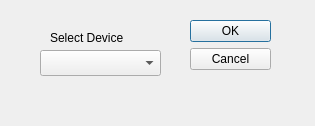
Above: dialogstop.ui from cyclothunder/isoMultiCreator before the change. Below: the same form after it.
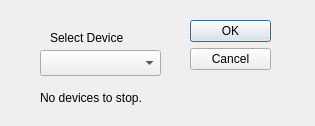
That is the form after the change.

What changed in the file:
```diff
--- a/dialogstop.ui
+++ b/dialogstop.ui
@@ -58,6 +58,19 @@
     </rect>
    </property>
   </widget>
+  <widget class="QLabel" name="label_allReady">
+   <property name="geometry">
+    <rect>
+     <x>40</x>
+     <y>90</y>
+     <width>131</width>
+     <height>16</height>
+    </rect>
+   </property>
+   <property name="text">
+    <string>No devices to stop.</string>
+   </property>
+  </widget>
  </widget>
  <resources/>
  <connections>
```
